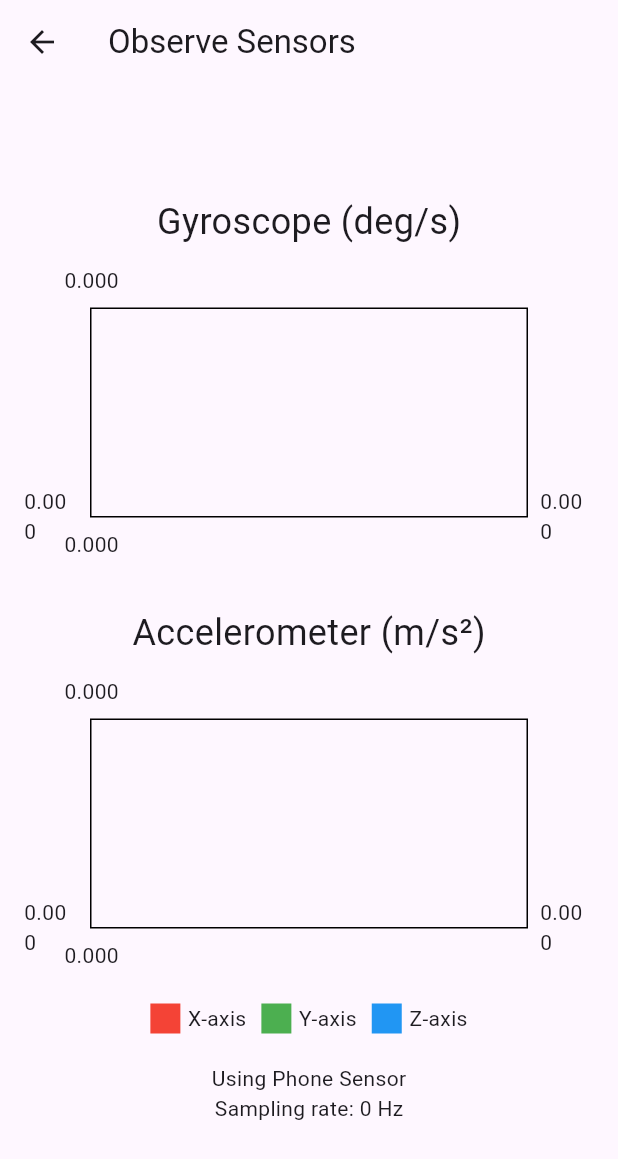
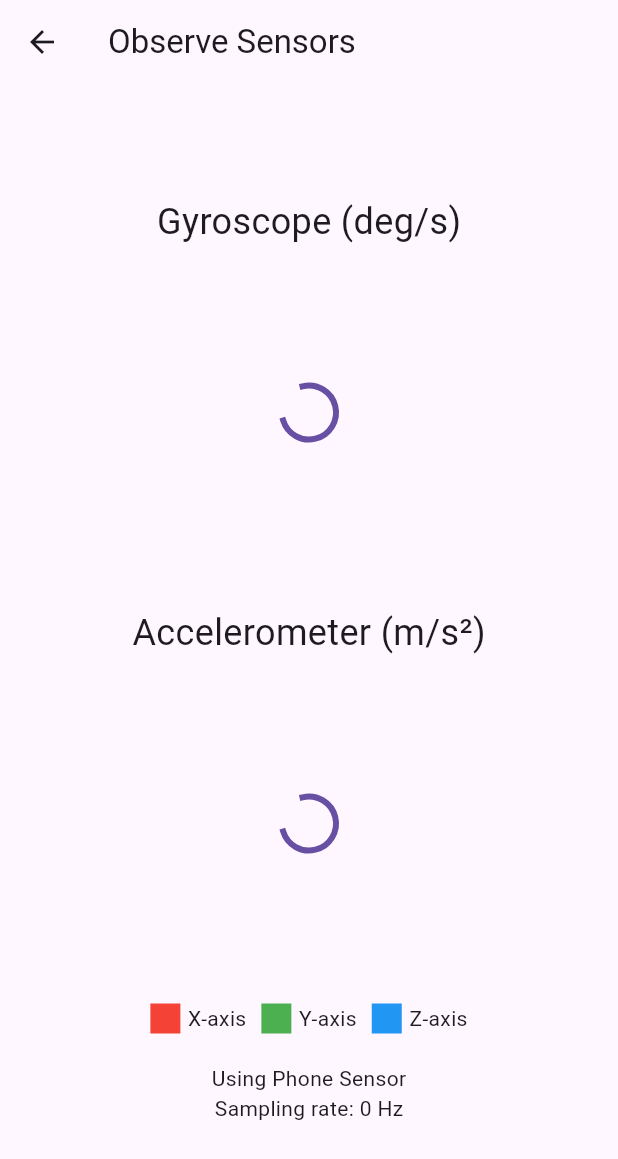
Before and after one commit to P1x37Segfault/flutter-puzzle-game, a Flutter app: the ObserveSensorsPage screen opened directly with empty values, on a phone screen of 412 x 824 dp. Shown: the top 1159 px of the screen. Run offline on Flutter 3.47's test engine with Material 3 defaults, Android fonts, the phone set to English and light mode, and no system bars; drawn by our look-alikes of fl_chart; our stand-ins replace permission_handler, sensors_plus, settings_ui; missing offline and left inert: esense_flutter.

Commit message:
fix late initialization issue

```diff
--- a/lib/observe_sensors.dart
+++ b/lib/observe_sensors.dart
@@ -84,7 +84,8 @@ class ObserveSensorsPageState extends State<ObserveSensorsPage> {
                   const EdgeInsets.symmetric(horizontal: 16.0), // Added padding
               child: SizedBox(
                 height: 200,
-                child: LineChart(
+                child: gyroXSpots.isNotEmpty && gyroYSpots.isNotEmpty && gyroZSpots.isNotEmpty
+                    ? LineChart(
                         LineChartData(
                           gridData: const FlGridData(show: true),
                           titlesData: const FlTitlesData(show: true),
@@ -119,7 +120,8 @@ class ObserveSensorsPageState extends State<ObserveSensorsPage> {
                             ),
                           ],
                         ),
-                ),
+                      )
+                    : const Center(child: CircularProgressIndicator()), // Show loading indicator
               ),
             ),
             const SizedBox(height: 30),
@@ -133,7 +135,8 @@ class ObserveSensorsPageState extends State<ObserveSensorsPage> {
                   const EdgeInsets.symmetric(horizontal: 16.0), // Added padding
               child: SizedBox(
                 height: 200,
-                child: LineChart(
+                child: accXSpots.isNotEmpty && accYSpots.isNotEmpty && accZSpots.isNotEmpty
+                    ? LineChart(
                         LineChartData(
                           gridData: const FlGridData(show: true),
                           titlesData: const FlTitlesData(show: true),
@@ -168,7 +171,8 @@ class ObserveSensorsPageState extends State<ObserveSensorsPage> {
                             ),
                           ],
                         ),
-                ),
+                      )
+                    : const Center(child: CircularProgressIndicator()), // Show loading indicator
               ),
             ),
             const SizedBox(height: 20),
```
Lines whose indentation alone changed are shown as unchanged.
